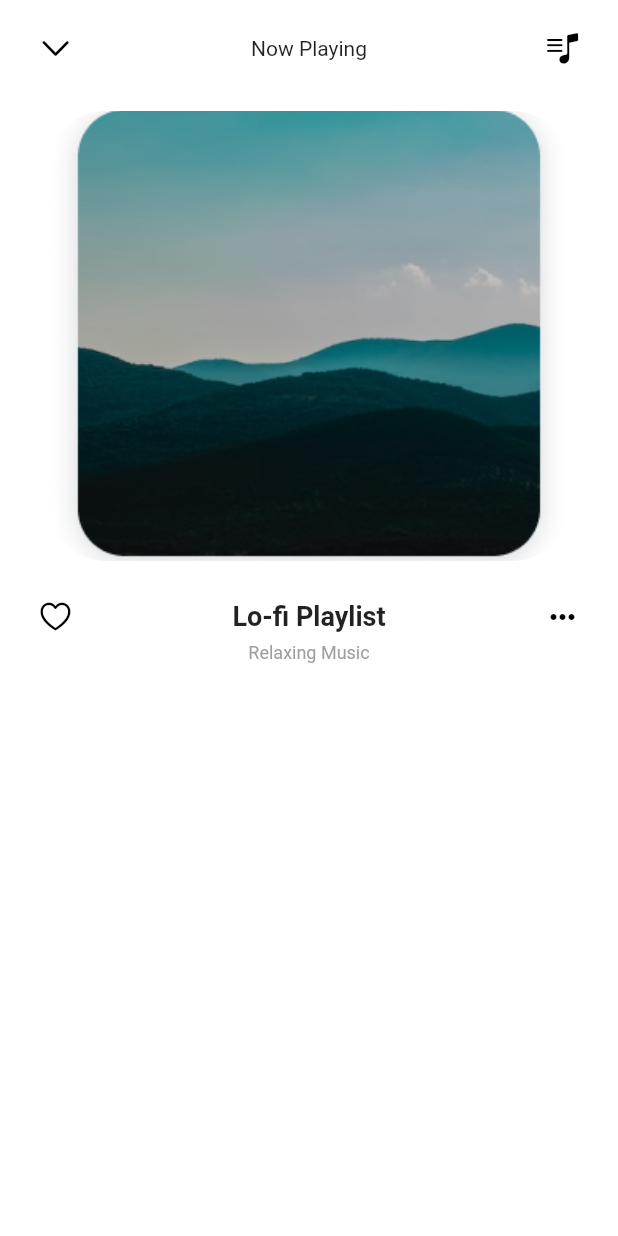
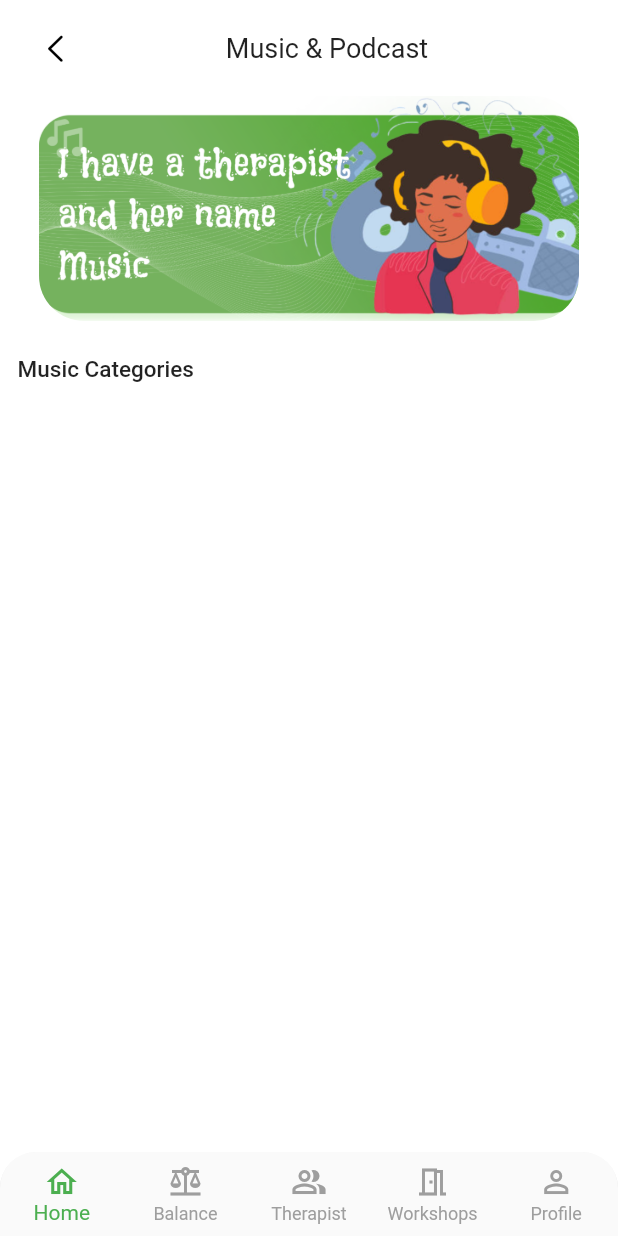
Before and after one commit to SalamiTech/Serenitee-App, a Flutter app: the screen it shows after launch, on a phone screen of 412 x 824 dp. Run offline on Flutter 3.47's test engine with Material 2 defaults, Android fonts, the phone set to English and light mode, and no system bars; our stand-ins replace flutter_svg, get; Roboto replaces fonts that are missing (PlayfairDisplay-VariableFont_wght).

Commit message:
music page 2/3

```diff
--- a/lib/main.dart
+++ b/lib/main.dart
@@ -1,6 +1,9 @@
 import 'package:flutter/material.dart';
+import 'package:get/get.dart';
 import 'package:mental_health/Onboarding%20Pages/onboarding_screen.dart';
-import 'package:mental_health/pages/music/playlist.dart';
+import 'package:mental_health/pages/home_page.dart';
+import 'package:mental_health/pages/music/music_select.dart';
+import 'package:mental_health/pages/music/song_screen.dart';
 
 void main() {
   runApp(const MyApp());
@@ -12,10 +15,14 @@ class MyApp extends StatelessWidget {
   // This widget is the root of your application.
   @override
   Widget build(BuildContext context) {
-    return MaterialApp(
-      theme: ThemeData(fontFamily: 'PlayfairDisplay-VariableFont_wght'),
+    return GetMaterialApp(
       debugShowCheckedModeBanner: false,
-      home: const PlayListPage(),
+      home: MusicSelectScreen(),
+      getPages: [
+        GetPage(name: '/', page: () => const HomeScreen()),
+        GetPage(name: '/song', page: () => const HomeScreen()),
+        GetPage(name: '/', page: () => const HomeScreen()),
+      ],
     );
   }
 }
--- /dev/null
+++ b/lib/pages/music/music_select.dart
@@ -0,0 +1,120 @@
+import 'package:flutter/cupertino.dart';
+import 'package:flutter/material.dart';
+
+class MusicSelectScreen extends StatelessWidget {
+  const MusicSelectScreen({super.key});
+
+  @override
+  Widget build(BuildContext context) {
+    return Container(
+      child: Scaffold(
+        backgroundColor: Colors.white,
+        bottomNavigationBar: ClipRRect(
+          borderRadius: const BorderRadius.only(
+            topLeft: Radius.circular(24),
+            topRight: Radius.circular(24),
+          ),
+          child: Container(
+            child: const _CustomNavBar(),
+          ),
+        ),
+        body: SingleChildScrollView(
+          child: SafeArea(
+            child: Column(
+              children: [
+                Padding(
+                  padding: const EdgeInsets.symmetric(
+                    vertical: 20,
+                    horizontal: 25,
+                  ),
+                  child: Row(
+                    mainAxisAlignment: MainAxisAlignment.spaceBetween,
+                    children: [
+                      InkWell(
+                        onTap: () {
+                          // Navigator.pop(context);
+                        },
+                        child: const Icon(
+                          CupertinoIcons.chevron_left,
+                          color: Colors.black,
+                        ),
+                      ),
+                      const Text(
+                        "Music & Podcast",
+                        style: TextStyle(
+                            fontSize: 18, fontWeight: FontWeight.w400),
+                      ),
+                      const SizedBox(
+                        height: 20,
+                      ),
+                    ],
+                  ),
+                ),
+                ClipRRect(
+                  borderRadius: BorderRadius.circular(30),
+                  child: Image.asset(
+                    "assets/musi2.png",
+                    width: 360,
+                    height: 150,
+                    fit: BoxFit.cover,
+                  ),
+                ),
+                SizedBox(height: 15),
+                Row(
+                  children: const [
+                    Padding(
+                      padding: EdgeInsets.all(8.0),
+                      child: Text(
+                        ' Music Categories',
+                        textAlign: TextAlign.left,
+                        style: TextStyle(
+                            fontSize: 15, fontWeight: FontWeight.w500),
+                      ),
+                    ),
+                  ],
+                )
+              ],
+            ),
+          ),
+        ),
+      ),
+    );
+  }
+}
+
+class _CustomNavBar extends StatelessWidget {
+  const _CustomNavBar({
+    super.key,
+  });
+
+  @override
+  Widget build(BuildContext context) {
+    return BottomNavigationBar(
+      type: BottomNavigationBarType.fixed,
+      unselectedItemColor: Colors.grey,
+      selectedItemColor: Colors.green,
+      items: const [
+        BottomNavigationBarItem(
+          icon: Icon(Icons.home_outlined),
+          label: 'Home',
+        ),
+        BottomNavigationBarItem(
+          icon: Icon(Icons.balance),
+          label: 'Balance',
+        ),
+        BottomNavigationBarItem(
+          icon: Icon(Icons.people_alt_outlined),
+          label: 'Therapist',
+        ),
+        BottomNavigationBarItem(
+          icon: Icon(Icons.meeting_room_outlined),
+          label: 'Workshops',
+        ),
+        BottomNavigationBarItem(
+          icon: Icon(Icons.person_outline),
+          label: 'Profile',
+        ),
+      ],
+    );
+  }
+}
--- a/lib/pages/music/playlist.dart
+++ /dev/null
@@ -1,107 +0,0 @@
-import 'package:flutter/cupertino.dart';
-import 'package:flutter/material.dart';
-
-class PlayListPage extends StatelessWidget {
-  const PlayListPage({super.key});
-
-  @override
-  Widget build(BuildContext context) {
-    return Container(
-      child: Scaffold(
-          backgroundColor: Colors.white,
-          body: SafeArea(
-            child: Column(
-              children: [
-                Padding(
-                  padding: const EdgeInsets.symmetric(
-                    vertical: 20,
-                    horizontal: 25,
-                  ),
-                  child: Row(
-                    mainAxisAlignment: MainAxisAlignment.spaceBetween,
-                    children: [
-                      InkWell(
-                        onTap: () {
-                          // Navigator.pop(context);
-                        },
-                        child: const Icon(
-                          CupertinoIcons.chevron_down,
-                          color: Colors.black,
-                        ),
-                      ),
-                      const Text("Now Playing"),
-                      InkWell(
-                        onTap: () {
-                          // Navigator.pop(context);
-                        },
-                        child: const Icon(
-                          CupertinoIcons.music_note_list,
-                          color: Colors.black,
-                        ),
-                      ),
-                    ],
-                  ),
-                ),
-                const SizedBox(
-                  height: 10,
-                ),
-                ClipRRect(
-                  borderRadius: BorderRadius.circular(40),
-                  child: Image.asset(
-                    "assets/frame1.png",
-                    width: 350,
-                    height: 300,
-                    fit: BoxFit.cover,
-                  ),
-                ),
-                const SizedBox(
-                  height: 20,
-                ),
-                Column(
-                  children: [
-                    Padding(
-                      padding: const EdgeInsets.symmetric(
-                        vertical: 5,
-                        horizontal: 25,
-                      ),
-                      child: Row(
-                        mainAxisAlignment: MainAxisAlignment.spaceBetween,
-                        children: [
-                          InkWell(
-                            onTap: () {
-                              // Navigator.pop(context);
-                            },
-                            child: const Icon(
-                              CupertinoIcons.heart,
-                              color: Colors.black,
-                            ),
-                          ),
-                          const Text(
-                            "Lo-fi Playlist",
-                            style: TextStyle(
-                                fontWeight: FontWeight.bold, fontSize: 18),
-                          ),
-                          InkWell(
-                            onTap: () {
-                              // Navigator.pop(context);
-                            },
-                            child: const Icon(
-                              Icons.more_horiz,
-                              color: Colors.black,
-                            ),
-                          ),
-                        ],
-                      ),
-                    ),
-                    const Text(
-                      "Relaxing Music",
-                      style: TextStyle(color: Colors.grey, fontSize: 12),
-                    ),
-                  ],
-                ),
-              ],
-            ),
-          )),
-    );
-  }
-}
--- a/pubspec.yaml
+++ b/pubspec.yaml
@@ -36,7 +36,9 @@ dependencies:
   # Use with the CupertinoIcons class for iOS style icons.
   cupertino_icons: ^1.0.2
   flutter_svg: ^2.0.2
-  wave_progress_bars: ^0.1.0
+  get: ^4.6.5
+  just_audio: ^0.9.28
+  rxdart: ^0.27.5
 
 dev_dependencies:
   flutter_test:
@@ -67,6 +69,7 @@ flutter:
     - assets/pic3.png
     - assets/onboard1.png
     - assets/frame1.png
+    - assets/musi2.png
     - assets/nextbutton.svg
 
   # An image asset can refer to one or more resolution-specific "variants", see
```
Also changed, not shown: lib/pages/home_page.dart (added, +10 -0 lines), lib/pages/music/Playerlist.dart (deleted, +0 -10 lines), lib/pages/music/song_screen.dart (added, +189 -0 lines), assets/PlayfairDisplay-VariableFont_wght.ttf (deleted), assets/musi2.png (added), lib/ models/models.dart (added), lib/ models/playlist_model.dart (added), lib/ models/song_model.dart (added), lib/pages/music/playlist_screen.dart (added), pubspec.lock, 3 other files.
